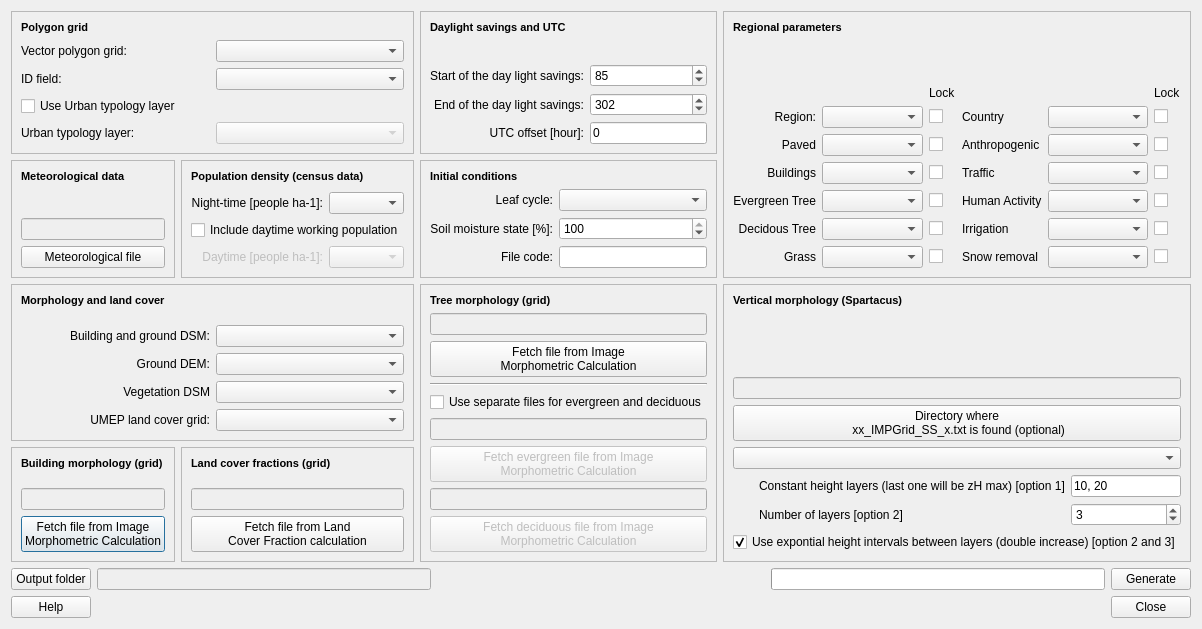
The window that suews_prepare_database_dialog_base.ui (gusbacos/suews_prepare_database) describes before a commit, drawn with Qt 5.
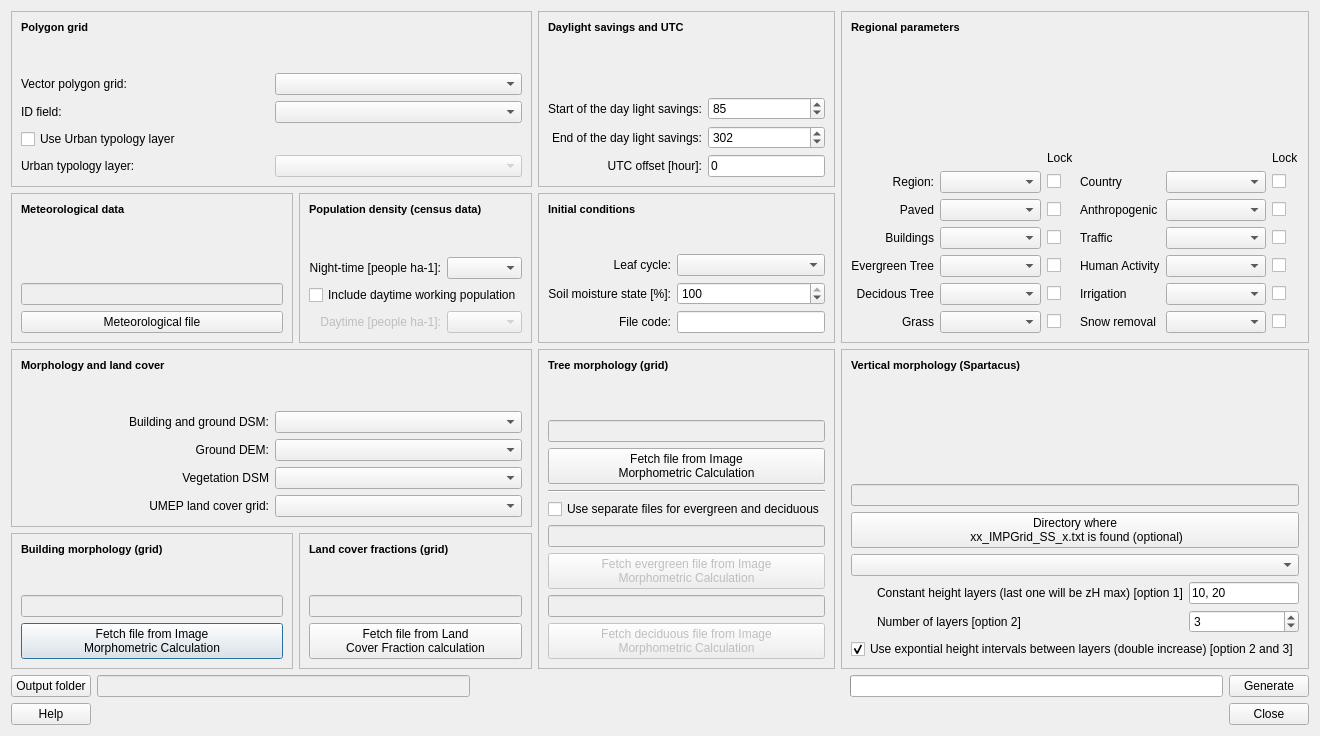
The same window after the commit. Custom widgets are drawn as their Qt base class.

```diff
--- a/suews_prepare_database_dialog_base.ui
+++ b/suews_prepare_database_dialog_base.ui
@@ -6,8 +6,8 @@
    <rect>
     <x>0</x>
     <y>0</y>
-    <width>1190</width>
-    <height>620</height>
+    <width>1320</width>
+    <height>736</height>
    </rect>
   </property>
   <property name="windowTitle">
```
Left out of the diff: 76 changed lines with no effect on the pictures.
